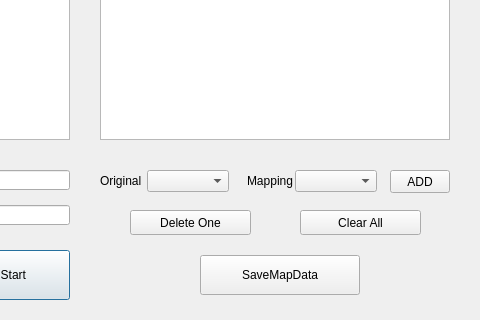
Above: QKeyMapper/qkeymapper.ui from Zalafina/QKeyMapper before the change; both pictures show x 460 to 940 and y 220 to 540 of the 940 by 540 pixel window. Below: the same form after it.
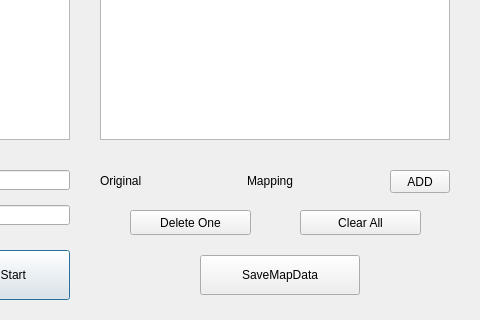
That is the form after the change.

Commit message: Add KeyListComboBox Control Class.

Diff of the .ui file:
```diff
--- a/QKeyMapper/qkeymapper.ui
+++ b/QKeyMapper/qkeymapper.ui
@@ -195,26 +195,6 @@
     <string>ADD</string>
    </property>
   </widget>
-  <widget class="QComboBox" name="orikeyComboBox">
-   <property name="geometry">
-    <rect>
-     <x>607</x>
-     <y>390</y>
-     <width>82</width>
-     <height>22</height>
-    </rect>
-   </property>
-  </widget>
-  <widget class="QComboBox" name="mapkeyComboBox">
-   <property name="geometry">
-    <rect>
-     <x>755</x>
-     <y>390</y>
-     <width>82</width>
-     <height>22</height>
-    </rect>
-   </property>
-  </widget>
   <widget class="QLabel" name="orikeyLabel">
    <property name="geometry">
     <rect>
```
The commit also changes 2 other files.
